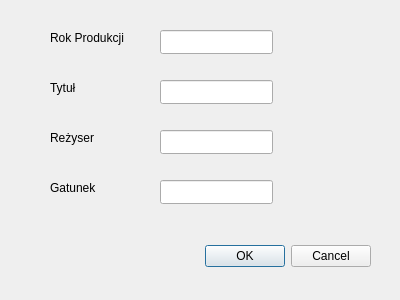
The window that dodawanie_rekordu.ui (arudim/Baza_Danych_Projekt) describes before a commit, drawn with Qt 5.
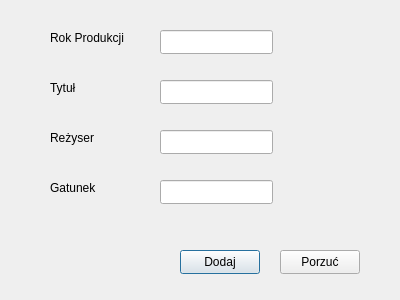
The same window after the commit.

Patch:
```diff
--- a/dodawanie_rekordu.ui
+++ b/dodawanie_rekordu.ui
@@ -13,22 +13,6 @@
   <property name="windowTitle">
    <string>Dialog</string>
   </property>
-  <widget class="QDialogButtonBox" name="buttonBox">
-   <property name="geometry">
-    <rect>
-     <x>30</x>
-     <y>240</y>
-     <width>341</width>
-     <height>32</height>
-    </rect>
-   </property>
-   <property name="orientation">
-    <enum>Qt::Orientation::Horizontal</enum>
-   </property>
-   <property name="standardButtons">
-    <set>QDialogButtonBox::StandardButton::Cancel|QDialogButtonBox::StandardButton::Ok</set>
-   </property>
-  </widget>
   <widget class="QLabel" name="label">
    <property name="geometry">
     <rect>
@@ -121,6 +105,32 @@
     </rect>
    </property>
   </widget>
+  <widget class="QPushButton" name="pushButton_Dodaj">
+   <property name="geometry">
+    <rect>
+     <x>180</x>
+     <y>250</y>
+     <width>80</width>
+     <height>24</height>
+    </rect>
+   </property>
+   <property name="text">
+    <string>Dodaj</string>
+   </property>
+  </widget>
+  <widget class="QPushButton" name="pushButton_Porzuc">
+   <property name="geometry">
+    <rect>
+     <x>280</x>
+     <y>250</y>
+     <width>80</width>
+     <height>24</height>
+    </rect>
+   </property>
+   <property name="text">
+    <string>Porzuć</string>
+   </property>
+  </widget>
  </widget>
  <resources/>
  <connections>
```
Left out of the diff: 35 changed lines with no effect on the pictures.
